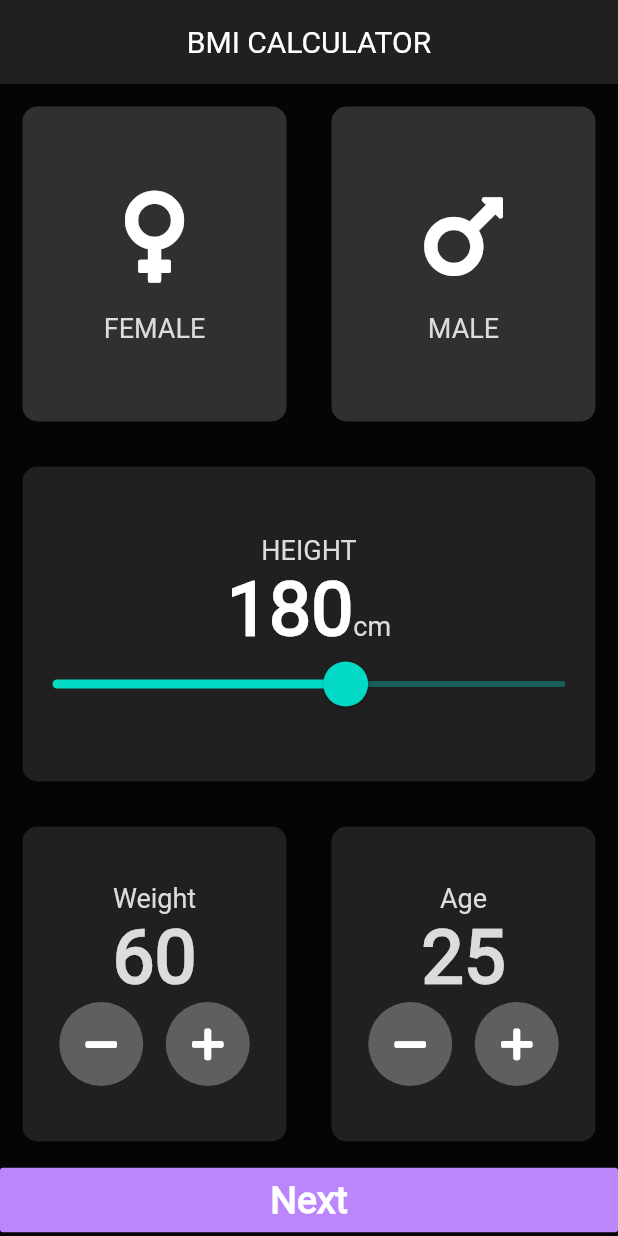
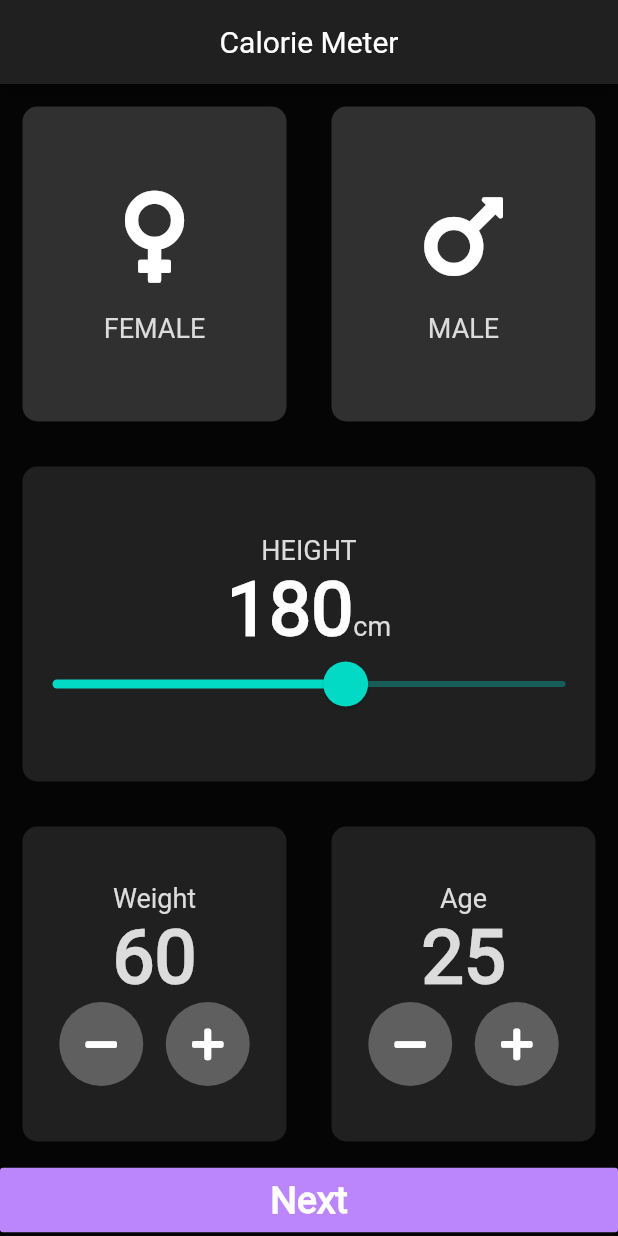
Before and after one commit to Yogeshk4124/CalorieMeter, a Flutter app: the screen it shows after launch, on a phone screen of 412 x 824 dp. Run offline on Flutter 3.47's test engine with Material 2 defaults, Android fonts, the phone set to English and light mode, and no system bars; our stand-ins replace font_awesome_flutter.

Commit message:
some changes and screenshots added

```diff
--- a/lib/AimPage.dart
+++ b/lib/AimPage.dart
@@ -54,7 +54,7 @@ class _AimPageState extends State<AimPage> {
   Widget build(BuildContext context) {
     return Scaffold(
       appBar: AppBar(
-        title: Text("BMI CALCULATOR"),
+        title: Text("Calorie Meter"),
         centerTitle: true,
         backgroundColor:  Color(0xFF202020),
       ),
--- a/lib/InputPage.dart
+++ b/lib/InputPage.dart
@@ -43,7 +43,7 @@ class _InputPageState extends State<InputPage> {
   Widget build(BuildContext context) {
     return Scaffold(
       appBar: AppBar(
-        title: Text("BMI CALCULATOR"),
+        title: Text("Calorie Meter"),
         centerTitle: true,
 //        backgroundColor: Color(0xFF313131),
       backgroundColor:  Color(0xFF202020),
--- a/lib/Result.dart
+++ b/lib/Result.dart
@@ -12,7 +12,7 @@ class Result extends StatelessWidget {
   Widget build(BuildContext context) {
     return Scaffold(
       appBar: AppBar(
-        title: Text("BMI CALCULATOR"),
+        title: Text("Calorie Meter"),
         centerTitle: true,
         backgroundColor:  Color(0xFF202020),
       ),
```
Also changed, not shown: 4 other files.
